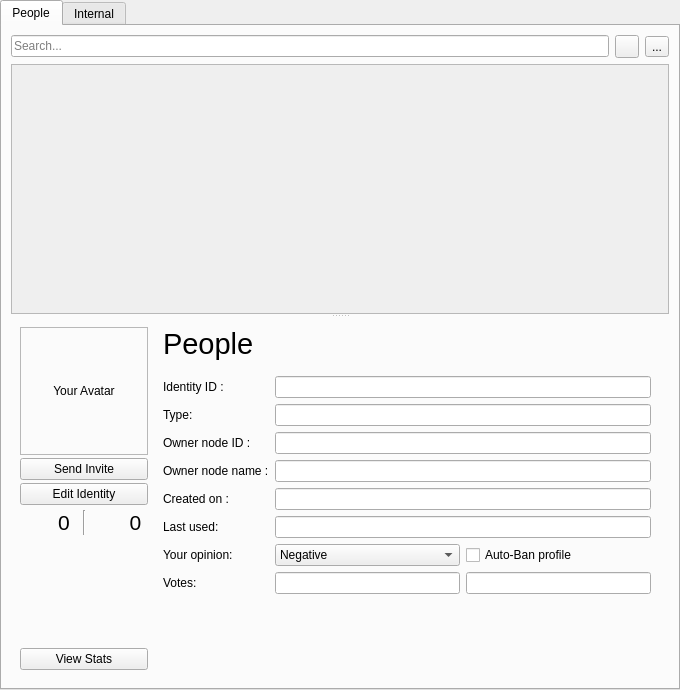
This is retroshare-gui/src/gui/People/PeopleDialog.ui in RetroShare/RetroShare as Qt 5 draws it before an edit. The edited form follows.
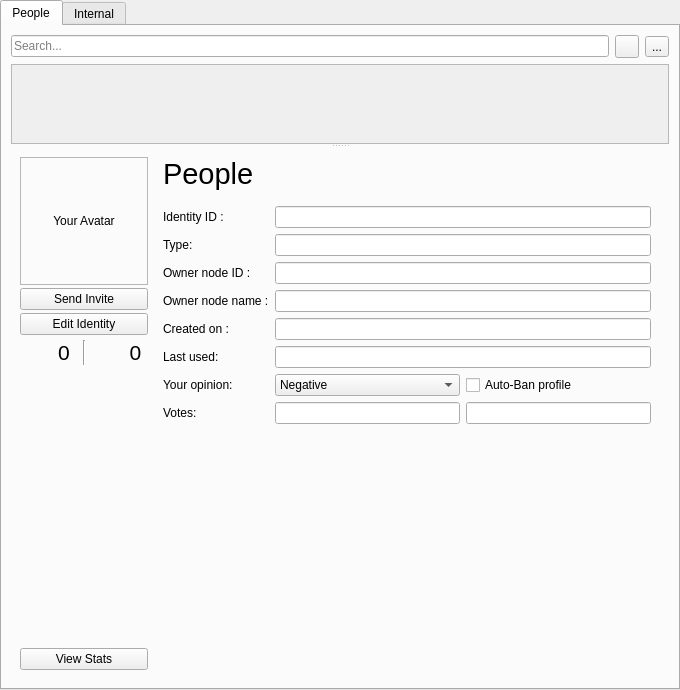
This is the edited form. Icons and pictures are not drawn. Custom widgets are drawn as their Qt base class.

Commit message:
Fixed empty spaces on filtering
g

What changed in the file:
```diff
--- a/retroshare-gui/src/gui/People/PeopleDialog.ui
+++ b/retroshare-gui/src/gui/People/PeopleDialog.ui
@@ -99,7 +99,7 @@
           <property name="minimumSize">
            <size>
             <width>0</width>
-            <height>250</height>
+            <height>80</height>
            </size>
           </property>
           <property name="widgetResizable">
```
Left out of the diff: 2 changed lines with no effect on the pictures. The commit also changes 2 other files.
